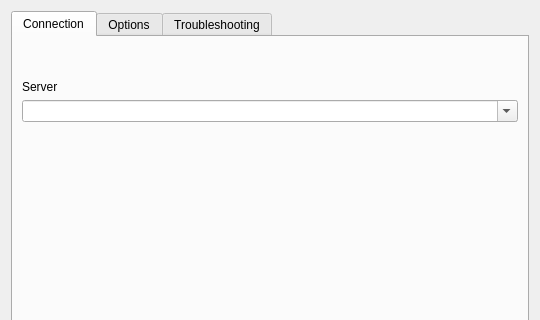
The window that src/settings.ui (z-bitcoinz/BitcoinZ_Blue) describes before a commit, drawn with Qt 5; both pictures show x 0 to 540 and y 0 to 320 of the 540 by 539 pixel window.
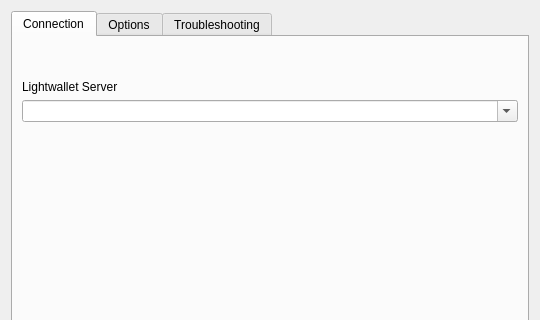
The same window after the commit.

Commit message: Allow custom servers

The edit to the form file:
```diff
--- a/src/settings.ui
+++ b/src/settings.ui
@@ -46,7 +46,7 @@
           </size>
          </property>
          <property name="text">
-          <string>Server</string>
+          <string>Lightwallet Server</string>
          </property>
         </widget>
        </item>
```
The commit also changes 1 other file.
